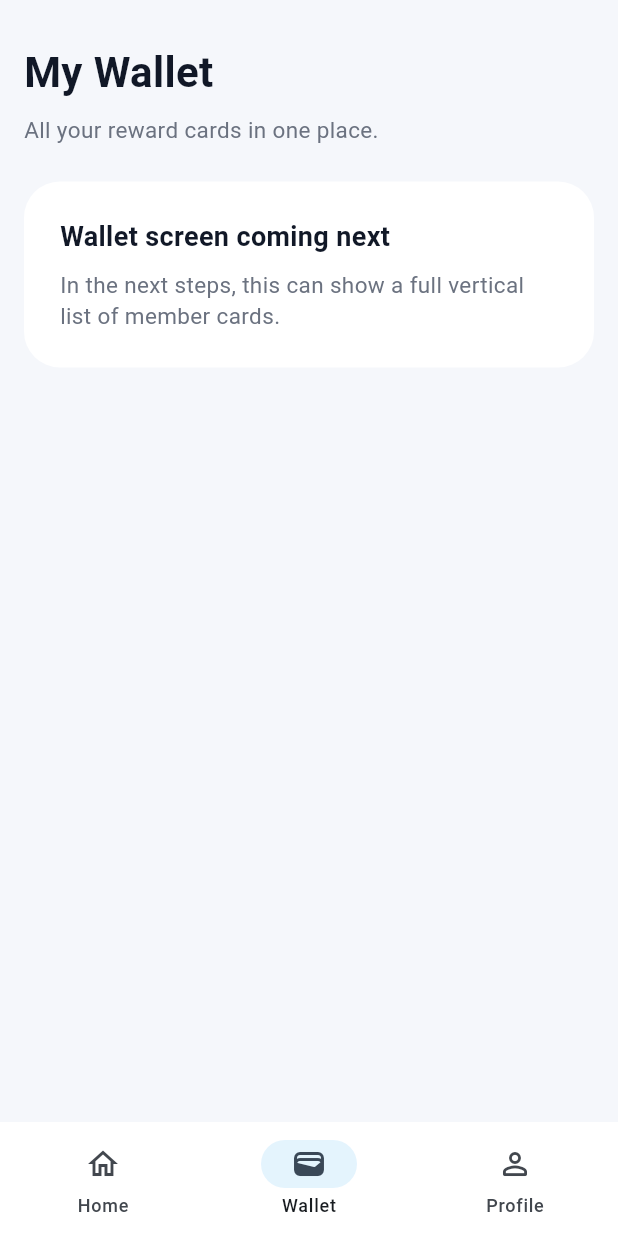
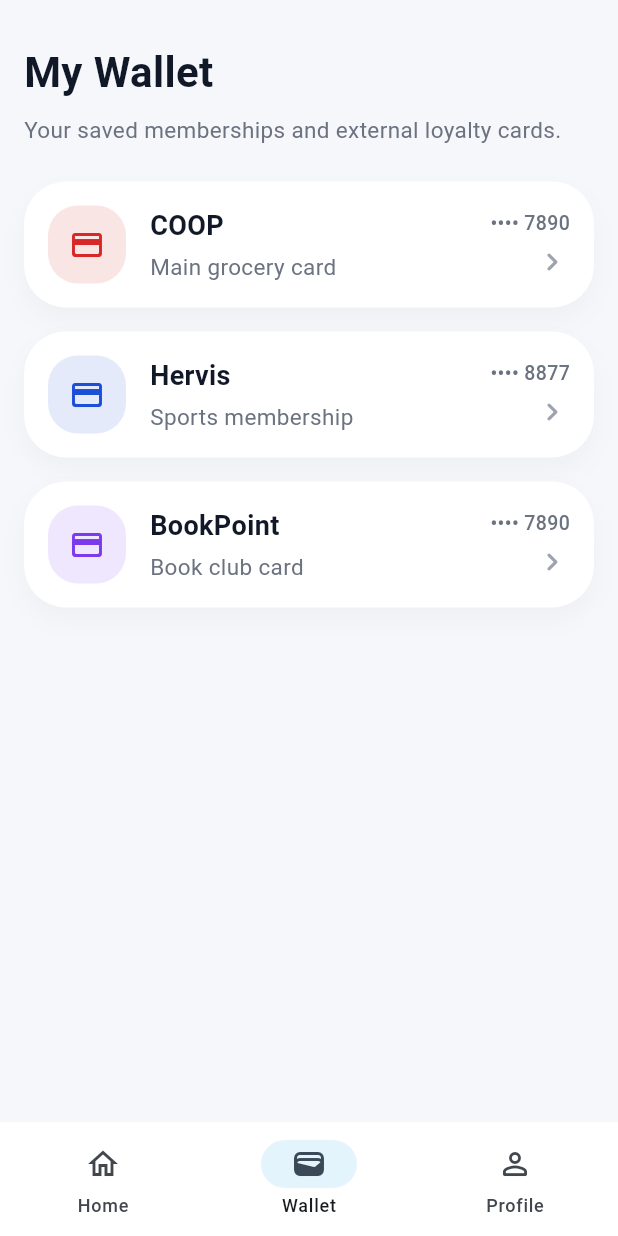
Before and after one commit to ogabor82/perkpocket-mobile, a Flutter app: the screen it shows after launch, item 2 of the bottom bar chosen, on a phone screen of 412 x 824 dp. Run offline on Flutter 3.47's test engine with Material 3 defaults, Android fonts, the phone set to English and light mode, and no system bars.

Commit message:
add saved external card model and wallet list items

```diff
--- /dev/null
+++ b/lib/data/mock_saved_cards.dart
@@ -0,0 +1,31 @@
+import '../models/saved_card_model.dart';
+
+const mockSavedCards = [
+  SavedCardModel(
+    id: 'saved-1',
+    merchantName: 'COOP',
+    label: 'Main grocery card',
+    codeValue: '5991234567890',
+    codeType: 'ean13',
+    lastDigits: '7890',
+    brandHex: '#D62828',
+  ),
+  SavedCardModel(
+    id: 'saved-2',
+    merchantName: 'Hervis',
+    label: 'Sports membership',
+    codeValue: '204500998877',
+    codeType: 'code128',
+    lastDigits: '8877',
+    brandHex: '#1D4ED8',
+  ),
+  SavedCardModel(
+    id: 'saved-3',
+    merchantName: 'BookPoint',
+    label: 'Book club card',
+    codeValue: '981234567890',
+    codeType: 'ean13',
+    lastDigits: '7890',
+    brandHex: '#7C3AED',
+  ),
+];
--- /dev/null
+++ b/lib/models/saved_card_model.dart
@@ -0,0 +1,19 @@
+class SavedCardModel {
+  final String id;
+  final String merchantName;
+  final String label;
+  final String codeValue;
+  final String codeType;
+  final String lastDigits;
+  final String brandHex;
+
+  const SavedCardModel({
+    required this.id,
+    required this.merchantName,
+    required this.label,
+    required this.codeValue,
+    required this.codeType,
+    required this.lastDigits,
+    required this.brandHex,
+  });
+}
--- a/lib/screens/app_shell.dart
+++ b/lib/screens/app_shell.dart
@@ -3,6 +3,8 @@
 import '../theme/app_spacing.dart';
 import '../theme/app_text_styles.dart';
 import 'home_screen.dart';
+import '../data/mock_saved_cards.dart';
+import '../widgets/saved_card_list_item.dart';
 
 class AppShell extends StatefulWidget {
   const AppShell({super.key});
@@ -70,19 +72,25 @@
           padding: const EdgeInsets.all(AppSpacing.lg),
           child: Column(
             crossAxisAlignment: CrossAxisAlignment.start,
-            children: const [
-              SizedBox(height: AppSpacing.md),
-              Text('My Wallet', style: AppTextStyles.h1),
-              SizedBox(height: AppSpacing.sm),
-              Text(
-                'All your reward cards in one place.',
+            children: [
+              const SizedBox(height: AppSpacing.md),
+              const Text('My Wallet', style: AppTextStyles.h1),
+              const SizedBox(height: AppSpacing.sm),
+              const Text(
+                'Your saved memberships and external loyalty cards.',
                 style: AppTextStyles.bodySecondary,
               ),
-              SizedBox(height: AppSpacing.xl),
-              _PlaceholderBlock(
-                title: 'Wallet screen coming next',
-                subtitle:
-                    'In the next steps, this can show a full vertical list of member cards.',
+              const SizedBox(height: AppSpacing.xl),
+              Expanded(
+                child: ListView.separated(
+                  itemCount: mockSavedCards.length,
+                  separatorBuilder: (_, __) =>
+                      const SizedBox(height: AppSpacing.lg),
+                  itemBuilder: (context, index) {
+                    final card = mockSavedCards[index];
+                    return SavedCardListItem(card: card);
+                  },
+                ),
               ),
             ],
           ),
--- /dev/null
+++ b/lib/theme/color_utils.dart
@@ -0,0 +1,9 @@
+import 'package:flutter/material.dart';
+
+class ColorUtils {
+  static Color fromHex(String hex) {
+    final normalized = hex.replaceAll('#', '');
+    final value = int.parse('FF$normalized', radix: 16);
+    return Color(value);
+  }
+}
--- /dev/null
+++ b/lib/widgets/saved_card_list_item.dart
@@ -0,0 +1,84 @@
+import 'package:flutter/material.dart';
+import '../models/saved_card_model.dart';
+import '../theme/app_colors.dart';
+import '../theme/app_radius.dart';
+import '../theme/app_spacing.dart';
+import '../theme/app_text_styles.dart';
+import '../theme/color_utils.dart';
+
+class SavedCardListItem extends StatelessWidget {
+  final SavedCardModel card;
+  final VoidCallback? onTap;
+
+  const SavedCardListItem({
+    super.key,
+    required this.card,
+    this.onTap,
+  });
+
+  @override
+  Widget build(BuildContext context) {
+    final brandColor = ColorUtils.fromHex(card.brandHex);
+
+    return InkWell(
+      borderRadius: BorderRadius.circular(AppRadius.xl),
+      onTap: onTap,
+      child: Ink(
+        padding: const EdgeInsets.all(AppSpacing.lg),
+        decoration: BoxDecoration(
+          color: AppColors.surface,
+          borderRadius: BorderRadius.circular(AppRadius.xl),
+          boxShadow: [
+            BoxShadow(
+              color: Colors.black.withValues(alpha: 0.03),
+              blurRadius: 14,
+              offset: const Offset(0, 8),
+            ),
+          ],
+        ),
+        child: Row(
+          children: [
+            Container(
+              width: 52,
+              height: 52,
+              decoration: BoxDecoration(
+                color: brandColor.withValues(alpha: 0.12),
+                borderRadius: BorderRadius.circular(AppRadius.lg),
+              ),
+              child: Icon(
+                Icons.credit_card_rounded,
+                color: brandColor,
+              ),
+            ),
+            const SizedBox(width: AppSpacing.lg),
+            Expanded(
+              child: Column(
+                crossAxisAlignment: CrossAxisAlignment.start,
+                children: [
+                  Text(card.merchantName, style: AppTextStyles.title),
+                  const SizedBox(height: AppSpacing.xs),
+                  Text(card.label, style: AppTextStyles.bodySecondary),
+                ],
+              ),
+            ),
+            const SizedBox(width: AppSpacing.md),
+            Column(
+              crossAxisAlignment: CrossAxisAlignment.end,
+              children: [
+                Text(
+                  '•••• ${card.lastDigits}',
+                  style: AppTextStyles.caption,
+                ),
+                const SizedBox(height: AppSpacing.xs),
+                const Icon(
+                  Icons.chevron_right_rounded,
+                  color: AppColors.textMuted,
+                ),
+              ],
+            ),
+          ],
+        ),
+      ),
+    );
+  }
+}
```
